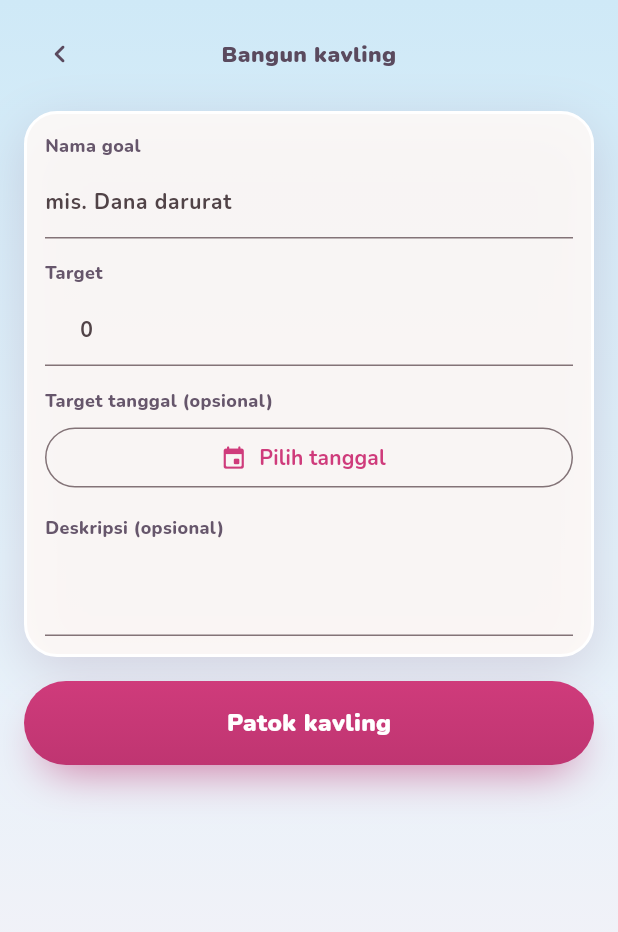
After one commit to asepsunarya/tepira-mobile, a Flutter app: the NewGoalScreen screen opened by its route, on a phone screen of 412 x 824 dp. The commit adds this screen. Shown: the top 932 px of the screen. Run offline on Flutter 3.47's test engine with Material 3 defaults, Android fonts, the phone set to English and light mode, and no system bars; our stand-ins replace dio, flutter_riverpod, flutter_secure_storage, flutter_svg, go_router, google_fonts and 1 more; accounts and stored records are empty.

Commit message:
feat(goals): Bangun kavling screen at /goal/new (T9)
Replaces the T7 placeholder. Submitting disables the form so a double tap
cannot create two goals; the deadline is the picked local calendar date and
never goes through UTC. On success the Desa list is invalidated and the new
goal's Kavling replaces the form, so back lands on the Desa. A 400 shows the
server message inline, decided by status code because it arrives as either
ServerException or ApiException; a lost connection asks to retry.

```diff
--- a/lib/app.dart
+++ b/lib/app.dart
@@ -8,6 +8,7 @@ import 'features/auth/auth_providers.dart';
 import 'features/auth/login_screen.dart';
 import 'features/goals/goal_detail_screen.dart';
 import 'features/goals/goals_screen.dart';
+import 'features/goals/new_goal_screen.dart';
 import 'features/settings/settings_screen.dart';
 
 const String kLoginPath = '/login';
@@ -89,10 +90,9 @@ final routerProvider = Provider<GoRouter>((ref) {
         path: kHomePath,
         builder: (context, state) => const _Desa(),
       ),
-      // Placeholders until T9 (new goal) and T10 (deposit).
       GoRoute(
         path: GoalRoutes.create,
-        builder: (context, state) => const _ComingSoon(title: 'Bangun kavling'),
+        builder: (context, state) => const NewGoalScreen(),
       ),
       GoRoute(
         path: GoalRoutes.detailPattern,
@@ -100,6 +100,7 @@ final routerProvider = Provider<GoRouter>((ref) {
           goalId: GoalRoutes.parseId(state.pathParameters['id']!),
         ),
       ),
+      // Placeholder until T10 (deposit).
       GoRoute(
         path: GoalRoutes.record,
         builder: (context, state) => const _ComingSoon(title: 'Catat'),
--- /dev/null
+++ b/lib/features/goals/new_goal_screen.dart
@@ -0,0 +1,314 @@
+import 'package:flutter/material.dart';
+import 'package:flutter/services.dart';
+import 'package:flutter_riverpod/flutter_riverpod.dart';
+import 'package:go_router/go_router.dart';
+
+import '../../core/errors.dart';
+import '../../core/format.dart';
+import '../../core/routes.dart';
+import '../../core/theme.dart';
+import '../../core/widgets/village_button.dart';
+import '../../core/widgets/village_card.dart';
+import '../../data/goals/goals_repository.dart';
+import 'goal_providers.dart';
+import 'model/new_goal_input.dart';
+
+/// Message when the goal could not be sent for lack of a connection.
+const String kNewGoalNetworkMessage =
+    'Koneksi bermasalah, kavling belum dipatok. Coba lagi.';
+
+/// The Bangun kavling screen (`/goal/new`, artboard BuatGoal): name, target,
+/// optional deadline and description. On success the Desa list is reloaded
+/// and the new goal's Kavling replaces this screen, so going back lands on
+/// the Desa.
+class NewGoalScreen extends ConsumerStatefulWidget {
+  const NewGoalScreen({super.key});
+
+  @override
+  ConsumerState<NewGoalScreen> createState() => _NewGoalScreenState();
+}
+
+class _NewGoalScreenState extends ConsumerState<NewGoalScreen> {
+  final _formKey = GlobalKey<FormState>();
+  final _title = TextEditingController();
+  final _target = TextEditingController();
+  final _description = TextEditingController();
+
+  /// The user's local calendar date, at local midnight.
+  DateTime? _deadline;
+  bool _submitting = false;
+  String? _submitError;
+
+  @override
+  void dispose() {
+    _title.dispose();
+    _target.dispose();
+    _description.dispose();
+    super.dispose();
+  }
+
+  Future<void> _pickDeadline() async {
+    final now = DateTime.now();
+    final today = DateTime(now.year, now.month, now.day);
+    final picked = await showDatePicker(
+      context: context,
+      initialDate: _deadline ?? today,
+      firstDate: today,
+      lastDate: DateTime(today.year + 100, 12, 31),
+      helpText: 'Target tanggal',
+      cancelText: 'Batal',
+      confirmText: 'Pilih',
+    );
+    if (picked == null || !mounted) return;
+    // The picker answers a local midnight; keep only the calendar fields.
+    setState(() => _deadline = DateTime(picked.year, picked.month, picked.day));
+  }
+
+  Future<void> _submit() async {
+    if (_submitting) return;
+    setState(() => _submitError = null);
+    if (!_formKey.currentState!.validate()) return;
+
+    setState(() => _submitting = true);
+    try {
+      final goal = await ref.read(goalsRepositoryProvider).create(
+            title: _title.text.trim(),
+            target: NewGoalInput.parseTarget(_target.text)!,
+            description: NewGoalInput.description(_description.text),
+            deadline: _deadline,
+          );
+      if (!mounted) return;
+      ref.invalidate(goalsProvider);
+      context.pushReplacement(GoalRoutes.detail(goal.id));
+    } on AppException catch (error) {
+      if (!mounted) return;
+      setState(() {
+        _submitting = false;
+        _submitError = _messageFor(error);
+      });
+    }
+  }
+
+  @override
+  Widget build(BuildContext context) {
+    final c = VillageColors.of(context);
+    final deadline = _deadline;
+    final error = _submitError;
+    return Scaffold(
+      body: DecoratedBox(
+        decoration: BoxDecoration(
+          gradient: LinearGradient(
+            begin: Alignment.topCenter,
+            end: Alignment.bottomCenter,
+            colors: [c.langit, c.langitMuda, c.kertas],
+            stops: const [0, 0.45, 1],
+          ),
+        ),
+        child: SafeArea(
+          child: Form(
+            key: _formKey,
+            child: ListView(
+              padding: const EdgeInsets.fromLTRB(16, 12, 16, 24),
+              children: [
+                const _Header(),
+                const SizedBox(height: 14),
+                VillageCard(
+                  child: Column(
+                    crossAxisAlignment: CrossAxisAlignment.stretch,
+                    children: [
+                      const _Label('Nama goal'),
+                      TextFormField(
+                        key: const Key('title'),
+                        controller: _title,
+                        enabled: !_submitting,
+                        textInputAction: TextInputAction.next,
+                        textCapitalization: TextCapitalization.sentences,
+                        decoration: const InputDecoration(
+                          hintText: 'mis. Dana darurat',
+                        ),
+                        validator: (value) =>
+                            NewGoalInput.titleError(value ?? ''),
+                      ),
+                      const SizedBox(height: 14),
+                      const _Label('Target'),
+                      TextFormField(
+                        key: const Key('target'),
+                        controller: _target,
+                        enabled: !_submitting,
+                        keyboardType: TextInputType.number,
+                        inputFormatters: const [_RupiahDigitsFormatter()],
+                        decoration: const InputDecoration(
+                          prefixText: 'Rp ',
+                          hintText: '0',
+                        ),
+                        validator: (value) =>
+                            NewGoalInput.targetError(value ?? ''),
+                      ),
+                      const SizedBox(height: 14),
+                      const _Label('Target tanggal (opsional)'),
+                      Row(
+                        children: [
+                          Expanded(
+                            child: OutlinedButton.icon(
+                              key: const Key('deadline'),
+                              onPressed: _submitting ? null : _pickDeadline,
+                              icon: const Icon(Icons.event_rounded),
+                              label: Text(
+                                deadline == null
+                                    ? 'Pilih tanggal'
+                                    : formatShortDate(deadline),
+                              ),
+                            ),
+                          ),
+                          if (deadline != null)
+                            IconButton(
+                              key: const Key('clearDeadline'),
+                              onPressed: _submitting
+                                  ? null
+                                  : () => setState(() => _deadline = null),
+                              icon: const Icon(
+                                Icons.close_rounded,
+                                semanticLabel: 'Hapus tanggal',
+                              ),
+                            ),
+                        ],
+                      ),
+                      const SizedBox(height: 14),
+                      const _Label('Deskripsi (opsional)'),
+                      TextFormField(
+                        key: const Key('description'),
+                        controller: _description,
+                        enabled: !_submitting,
+                        minLines: 2,
+                        maxLines: 4,
+                        validator: (value) =>
+                            NewGoalInput.descriptionError(value ?? ''),
+                      ),
+                    ],
+                  ),
+                ),
+                if (error != null) ...[
+                  const SizedBox(height: 12),
+                  Text(
+                    error,
+                    key: const Key('submitError'),
+                    textAlign: TextAlign.center,
+                    style: villageText(
+                      fontSize: 13,
+                      fontWeight: FontWeight.w800,
+                      color: c.merah,
+                    ),
+                  ),
+                ],
+                const SizedBox(height: 16),
+                VillageButton(
+                  key: const Key('submit'),
+                  label: _submitting ? 'Mematok kavling…' : 'Patok kavling',
+                  onPressed: _submitting ? null : _submit,
+                ),
+              ],
+            ),
+          ),
+        ),
+      ),
+    );
+  }
+}
+
+/// The inline message for a failed create. A 400 carries the server's
+/// validation message, shown as is; a lost connection asks to retry. The
+/// status code decides, since a 400 arrives as [ServerException] when the
+/// body is `{ok: false}` and as [ApiException] otherwise.
+String _messageFor(AppException error) {
+  final status = switch (error) {
+    ApiException(:final statusCode) => statusCode,
+    ServerException(:final statusCode) => statusCode,
+    _ => null,
+  };
+  if (status == 400) return error.message;
+  if (error is NetworkException) return kNewGoalNetworkMessage;
+  return error.message;
+}
+
+/// Back button and the "Bangun kavling" title.
+class _Header extends StatelessWidget {
+  const _Header();
+
+  @override
+  Widget build(BuildContext context) {
+    final c = VillageColors.of(context);
+    return Row(
+      children: [
+        IconButton(
+          onPressed: () => context.canPop() ? context.pop() : context.go('/'),
+          icon: Icon(
+            Icons.chevron_left_rounded,
+            color: c.ink,
+            semanticLabel: 'Kembali ke desa',
+          ),
+        ),
+        Expanded(
+          child: Text(
+            'Bangun kavling',
+            textAlign: TextAlign.center,
+            style: villageText(
+              fontSize: 15,
+              fontWeight: FontWeight.w900,
+              color: c.ink,
+            ),
+          ),
+        ),
+        const SizedBox(width: 48),
+      ],
+    );
+  }
+}
+
+class _Label extends StatelessWidget {
+  const _Label(this.text);
+
+  final String text;
+
+  @override
+  Widget build(BuildContext context) {
+    final c = VillageColors.of(context);
+    return Padding(
+      padding: const EdgeInsets.only(bottom: 6),
+      child: Text(
+        text,
+        style: villageText(
+          fontSize: 12,
+          fontWeight: FontWeight.w800,
+          color: c.ink2,
+        ),
+      ),
+    );
+  }
+}
+
+/// Keeps only digits and groups them by thousands with `.`: typing
+/// `1500000` shows `1.500.000`. Signs, commas and letters are dropped, so the
+/// field never holds a negative or decimal amount.
+class _RupiahDigitsFormatter extends TextInputFormatter {
+  const _RupiahDigitsFormatter();
+
+  @override
+  TextEditingValue formatEditUpdate(
+    TextEditingValue oldValue,
+    TextEditingValue newValue,
+  ) {
+    final digits = newValue.text
+        .replaceAll(RegExp(r'[^0-9]'), '')
+        .replaceFirst(RegExp(r'^0+(?=[0-9])'), '');
+    final grouped = StringBuffer();
+    for (var i = 0; i < digits.length; i++) {
+      if (i > 0 && (digits.length - i) % 3 == 0) grouped.write('.');
+      grouped.write(digits[i]);
+    }
+    final text = grouped.toString();
+    return TextEditingValue(
+      text: text,
+      selection: TextSelection.collapsed(offset: text.length),
+    );
+  }
+}
```
Also changed, not shown: 2 other files.
